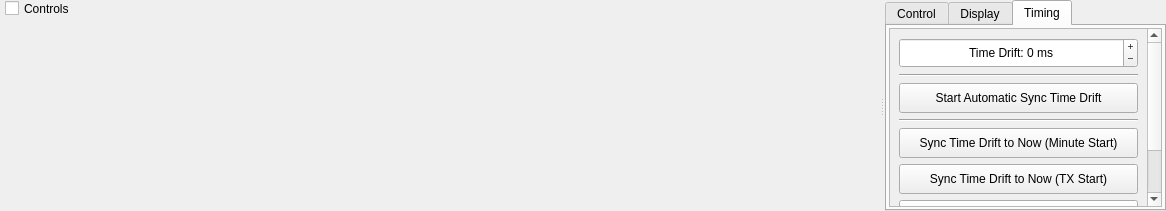
The window that widegraph.ui (qcmiao1998/js8call) describes before a commit, drawn with Qt 5.
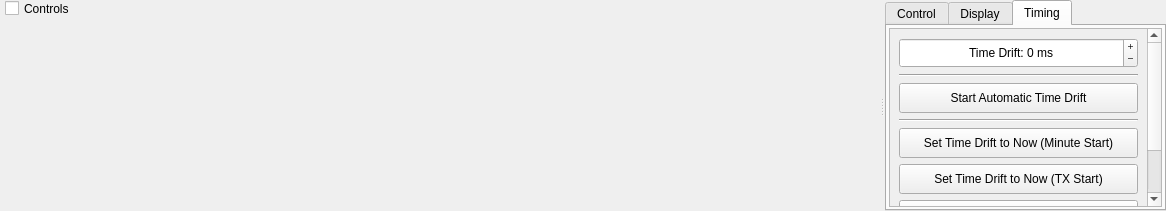
The same window after the commit. The open tabs and pages were chosen to show the change. Custom widgets are drawn as their Qt base class.

Commit message: Added tooltip for sync button

```diff
--- a/widegraph.ui
+++ b/widegraph.ui
@@ -975,7 +975,7 @@
                <rect>
                 <x>0</x>
                 <y>0</y>
-                <width>281</width>
+                <width>273</width>
                 <height>252</height>
                </rect>
               </property>
@@ -1036,7 +1036,7 @@
                   </size>
                  </property>
                  <property name="text">
-                  <string>Start Automatic Sync Time Drift</string>
+                  <string>Start Automatic Time Drift</string>
                  </property>
                  <property name="checkable">
                   <bool>true</bool>
@@ -1062,7 +1062,7 @@
                   <string>&lt;html&gt;&lt;head/&gt;&lt;body&gt;&lt;p&gt;Observe signals in the waterfall and click this to synchronize your time drift with the start of a minute.&lt;/p&gt;&lt;/body&gt;&lt;/html&gt;</string>
                  </property>
                  <property name="text">
-                  <string>Sync Time Drift to Now (Minute Start)</string>
+                  <string>Set Time Drift to Now (Minute Start)</string>
                  </property>
                 </widget>
                </item>
@@ -1078,7 +1078,7 @@
                   <string>&lt;html&gt;&lt;head/&gt;&lt;body&gt;&lt;p&gt;Observe signals in the waterfall and click this to synchronize your time drift with the start of a TX cycle in the current transmission speed.&lt;/p&gt;&lt;/body&gt;&lt;/html&gt;</string>
                  </property>
                  <property name="text">
-                  <string>Sync Time Drift to Now (TX Start)</string>
+                  <string>Set Time Drift to Now (TX Start)</string>
                  </property>
                 </widget>
                </item>
```
Left out of the diff: 5 changed lines with no effect on the pictures.
